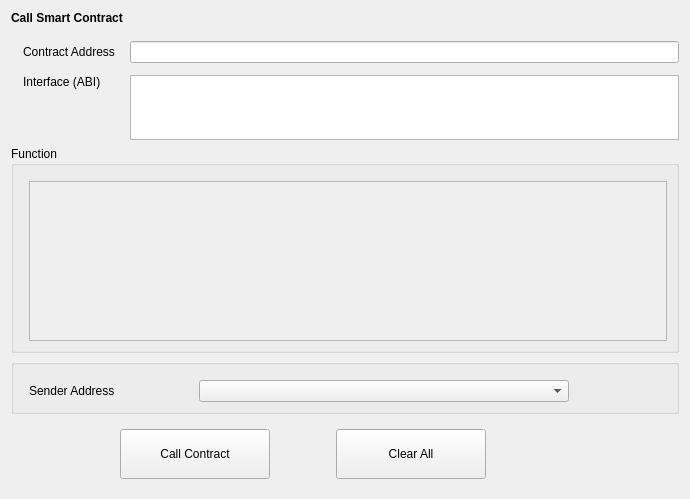
Old version of the form src/qt/forms/callcontract.ui in the repository HTMLCOIN/HTMLCOIN.
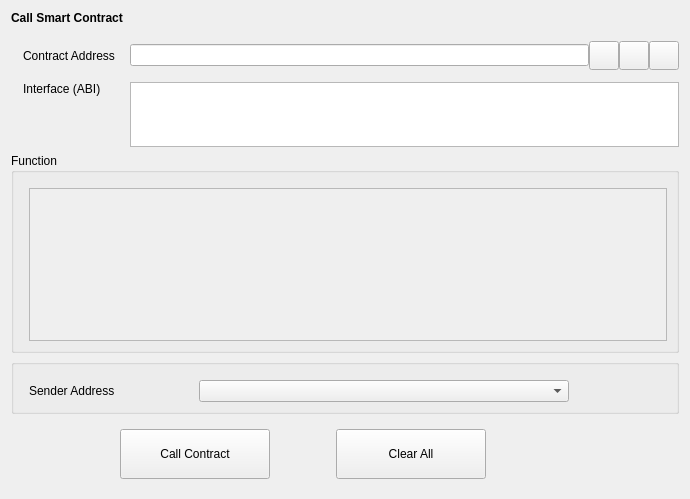
New version of the form. Custom widgets are drawn as their Qt base class.

```diff
--- a/src/qt/forms/callcontract.ui
+++ b/src/qt/forms/callcontract.ui
@@ -99,9 +99,6 @@
            </property>
           </widget>
          </item>
-         <item row="0" column="2">
-          <widget class="QValidatedLineEdit" name="lineEditContractAddress"/>
-         </item>
          <item row="1" column="0" alignment="Qt::AlignTop">
           <widget class="QLabel" name="labelInterface">
            <property name="text">
@@ -109,6 +106,61 @@
            </property>
           </widget>
          </item>
+         <item row="0" column="2">
+          <layout class="QHBoxLayout" name="horizontalLayout_2">
+           <item>
+            <widget class="QValidatedLineEdit" name="lineEditContractAddress"/>
+           </item>
+           <item>
+            <widget class="QToolButton" name="loadInfoButton">
+             <property name="toolTip">
+              <string>Choose from contract book page</string>
+             </property>
+             <property name="text">
+              <string/>
+             </property>
+             <property name="iconSize">
+              <size>
+               <width>22</width>
+               <height>22</height>
+              </size>
+             </property>
+            </widget>
+           </item>
+           <item>
+            <widget class="QToolButton" name="pasteAddressButton">
+             <property name="toolTip">
+              <string>Paste contract address from clipboard</string>
+             </property>
+             <property name="text">
+              <string/>
+             </property>
+             <property name="iconSize">
+              <size>
+               <width>22</width>
+               <height>22</height>
+              </size>
+             </property>
+            </widget>
+           </item>
+           <item>
+            <widget class="QToolButton" name="saveInfoButton">
+             <property name="toolTip">
+              <string>Save contract info</string>
+             </property>
+             <property name="text">
+              <string/>
+             </property>
+             <property name="iconSize">
+              <size>
+               <width>22</width>
+               <height>22</height>
+              </size>
+             </property>
+            </widget>
+           </item>
+          </layout>
+         </item>
         </layout>
        </item>
        <item>
@@ -133,8 +185,8 @@
               <rect>
                <x>0</x>
                <y>0</y>
-               <width>638</width>
-               <height>137</height>
+               <width>640</width>
+               <height>131</height>
               </rect>
              </property>
             </widget>
@@ -303,21 +355,21 @@
   </layout>
  </widget>
  <customwidgets>
-  <customwidget>
-   <class>AddressField</class>
-   <extends>QComboBox</extends>
-   <header>addressfield.h</header>
-  </customwidget>
-  <customwidget>
-   <class>QValidatedTextEdit</class>
-   <extends>QTextEdit</extends>
-   <header>qvalidatedtextedit.h</header>
-  </customwidget>
   <customwidget>
    <class>QValidatedLineEdit</class>
    <extends>QLineEdit</extends>
    <header>qvalidatedlineedit.h</header>
   </customwidget>
+  <customwidget>
+   <class>QValidatedTextEdit</class>
+   <extends>QTextEdit</extends>
+   <header>qvalidatedtextedit.h</header>
+  </customwidget>
+  <customwidget>
+   <class>AddressField</class>
+   <extends>QComboBox</extends>
+   <header>addressfield.h</header>
+  </customwidget>
  </customwidgets>
  <resources/>
  <connections/>
```
